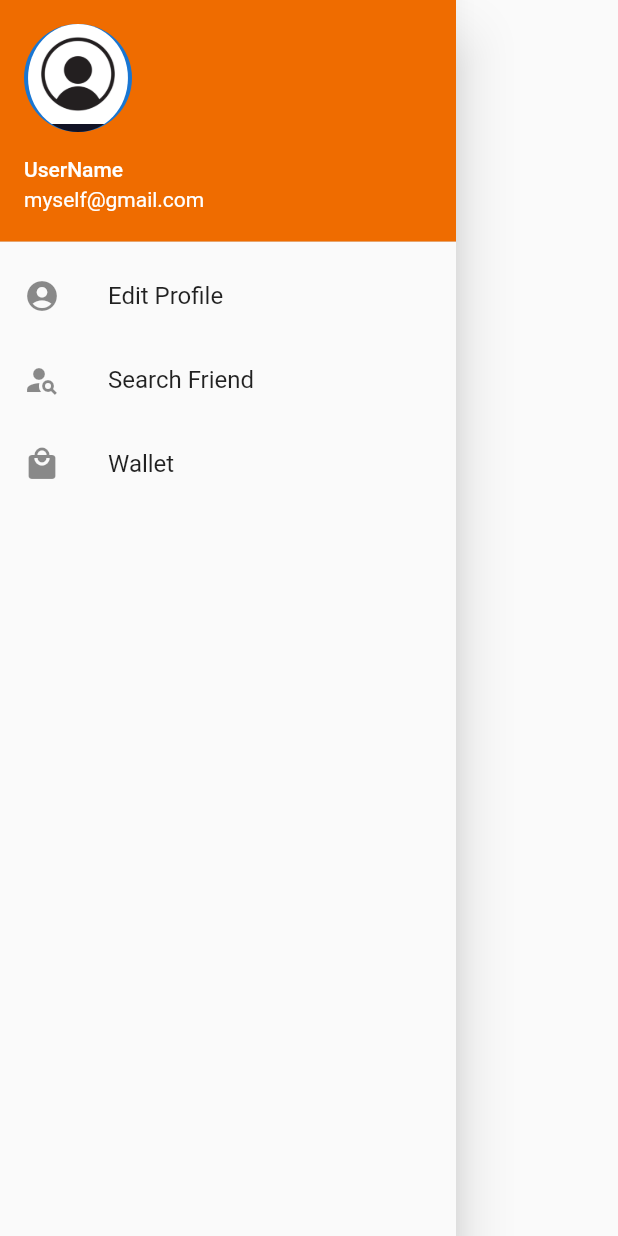
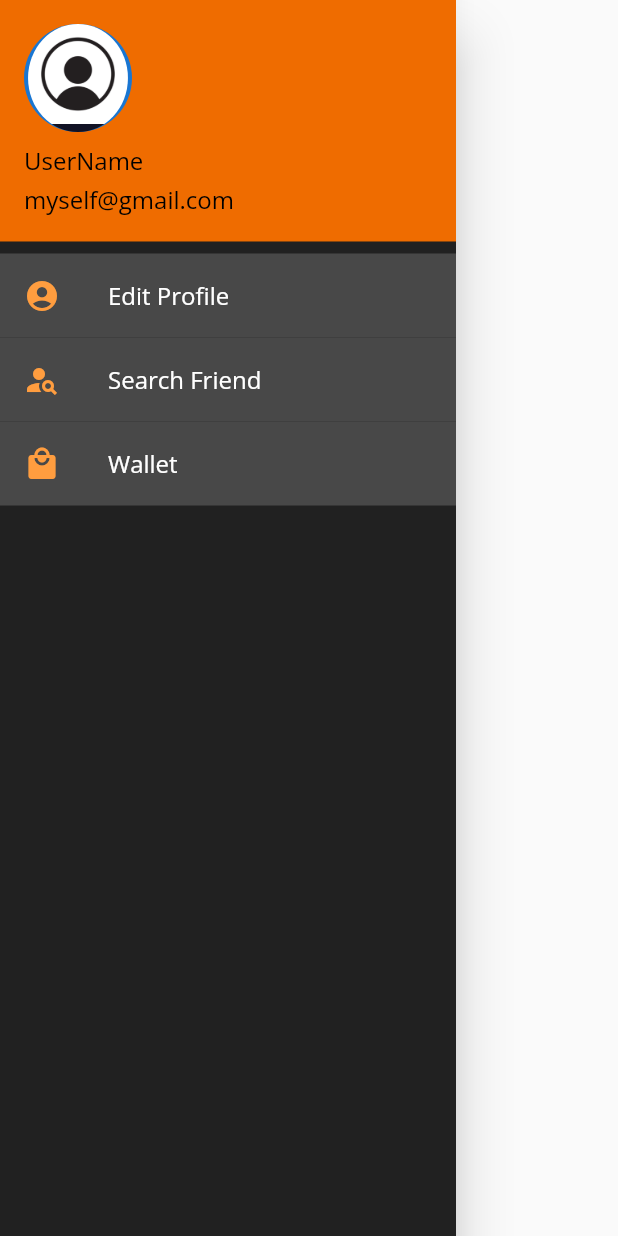
Before and after one commit to devlup-labs/varchas-dream11-app, a Flutter app: the NavBar widget shown alone on an empty page, opened directly, on a phone screen of 412 x 824 dp. Run offline on Flutter 3.47's test engine with Material 2 defaults, Android fonts, the phone set to English and light mode, and no system bars; our stand-ins replace font_awesome_flutter, google_nav_bar; network calls fail.

Commit message:
changes done

```diff
--- a/lib/components/navbar.dart
+++ b/lib/components/navbar.dart
@@ -1,4 +1,5 @@
 import 'package:flutter/material.dart';
+import 'package:varchas_dream_11/utilities/constants.dart';
 
 class NavBar extends StatelessWidget {
   const NavBar({Key? key}) : super(key: key);
@@ -6,12 +7,19 @@ class NavBar extends StatelessWidget {
   @override
   Widget build(BuildContext context) {
     return Drawer(
+      backgroundColor: primaryColor,
       child: ListView(
         children: [
           UserAccountsDrawerHeader(
-            decoration: BoxDecoration(color: Color(0xffef6c00)),
-            accountName: const Text('UserName'),
-            accountEmail: const Text('myself@gmail.com'),
+            decoration: BoxDecoration(color: secondaryColor),
+            accountName: const Text(
+              'UserName',
+              style: kLabelTextStyleBlack,
+            ),
+            accountEmail: const Text(
+              'myself@gmail.com',
+              style: kLabelTextStyleBlack,
+            ),
             currentAccountPicture: CircleAvatar(
               child: ClipOval(
                 child: Image(
@@ -22,16 +30,37 @@ class NavBar extends StatelessWidget {
             ),
           ),
           ListTile(
-            leading: Icon(Icons.account_circle),
-            title: Text('Edit Profile'),
+            leading: Icon(
+              Icons.account_circle,
+              color: secondaryColorLight,
+            ),
+            title: Text(
+              'Edit Profile',
+              style: kLabelTextStyleWhite,
+            ),
+            tileColor: primaryColorLight,
           ),
           ListTile(
-            leading: Icon(Icons.person_search),
-            title: Text('Search Friend'),
+            leading: Icon(
+              Icons.person_search,
+              color: secondaryColorLight,
+            ),
+            title: Text(
+              'Search Friend',
+              style: kLabelTextStyleWhite,
+            ),
+            tileColor: primaryColorLight,
           ),
           ListTile(
-            leading: Icon(Icons.local_mall),
-            title: Text('Wallet'),
+            leading: Icon(
+              Icons.local_mall,
+              color: secondaryColorLight,
+            ),
+            title: Text(
+              'Wallet',
+              style: kLabelTextStyleWhite,
+            ),
+            tileColor: primaryColorLight,
           ),
         ],
       ),
```
Also changed, not shown: lib/main_screen.dart (+0 -17 lines).
